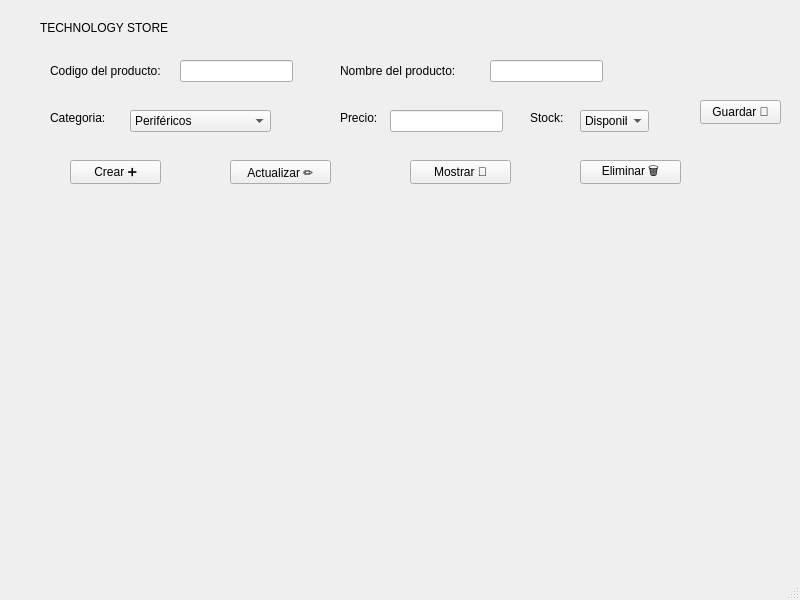
The window that mainwindow.ui (Milka-Borja/Control_inventario) describes before a commit, drawn with Qt 5.
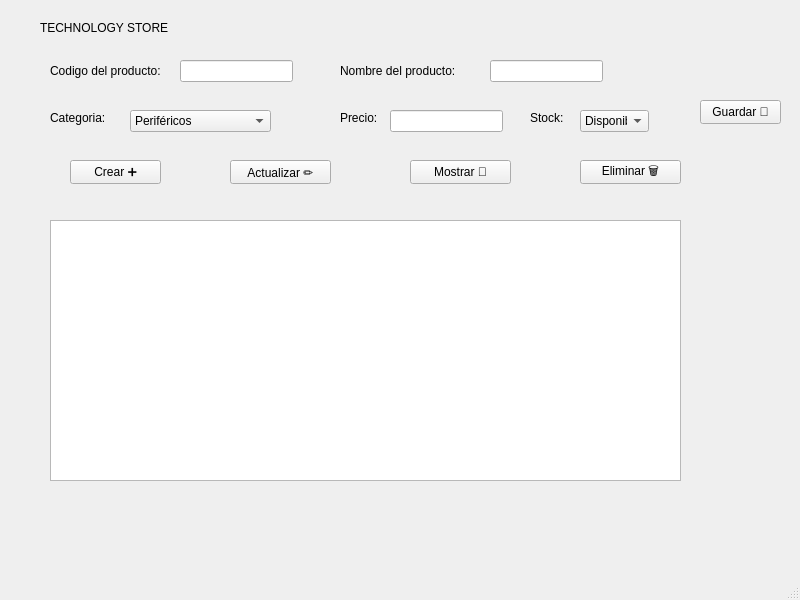
The same window after the commit.

Commit message: Agregue el codigo para que se muestren los productos

Patch:
```diff
--- a/mainwindow.ui
+++ b/mainwindow.ui
@@ -267,6 +267,16 @@
      <string>TECHNOLOGY STORE</string>
     </property>
    </widget>
+   <widget class="QTextEdit" name="mostrar_produ">
+    <property name="geometry">
+     <rect>
+      <x>50</x>
+      <y>220</y>
+      <width>631</width>
+      <height>261</height>
+     </rect>
+    </property>
+   </widget>
   </widget>
   <widget class="QMenuBar" name="menubar">
    <property name="geometry">
```
The commit also changes 2 other files.
